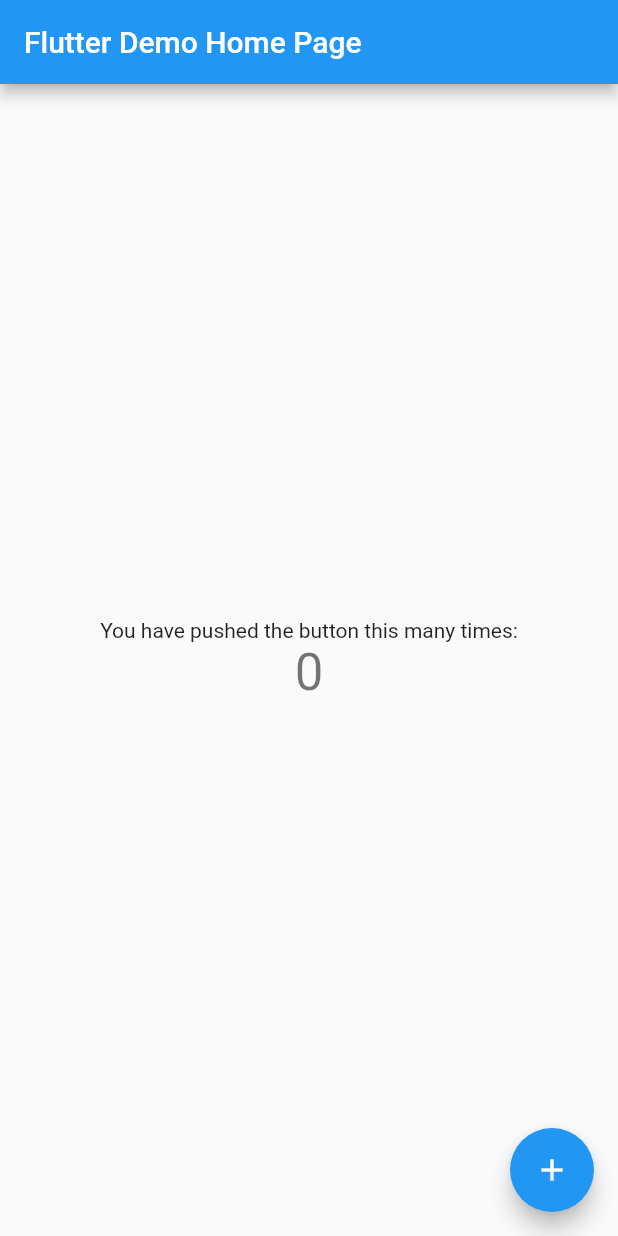
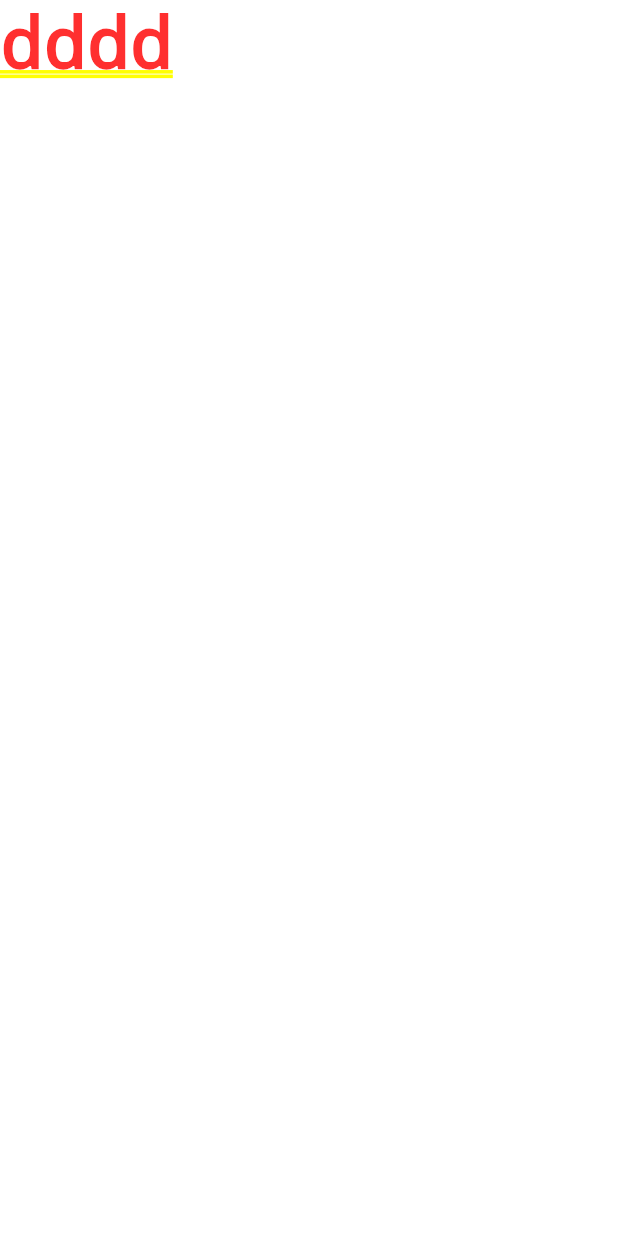
Before and after one commit to gyeongseokKang/tictok_clone, a Flutter app: the screen it shows after launch, on a phone screen of 412 x 824 dp. Run offline on Flutter 3.47's test engine with Material 2 defaults, Android fonts, the phone set to English and light mode, and no system bars.

Commit message:
chore : 기본 셋팅

```diff
--- a/lib/main.dart
+++ b/lib/main.dart
@@ -1,115 +1,22 @@
 import 'package:flutter/material.dart';
 
 void main() {
-  runApp(const MyApp());
+  runApp(const TiktokApp());
 }
 
-class MyApp extends StatelessWidget {
-  const MyApp({super.key});
+class TiktokApp extends StatelessWidget {
+  const TiktokApp({super.key});
 
   // This widget is the root of your application.
   @override
   Widget build(BuildContext context) {
     return MaterialApp(
-      title: 'Flutter Demo',
-      theme: ThemeData(
-        // This is the theme of your application.
-        //
-        // Try running your application with "flutter run". You'll see the
-        // application has a blue toolbar. Then, without quitting the app, try
-        // changing the primarySwatch below to Colors.green and then invoke
-        // "hot reload" (press "r" in the console where you ran "flutter run",
-        // or simply save your changes to "hot reload" in a Flutter IDE).
-        // Notice that the counter didn't reset back to zero; the application
-        // is not restarted.
-        primarySwatch: Colors.blue,
-      ),
-      home: const MyHomePage(title: 'Flutter Demo Home Page'),
-    );
+        title: 'Flutter Demo',
+        theme: ThemeData(
+          primaryColor: const Color(0xFFE9435A),
+        ),
+        home: Container(
+          child: const Text("dddd"),
+        ));
   }
 }
-
-class MyHomePage extends StatefulWidget {
-  const MyHomePage({super.key, required this.title});
-
-  // This widget is the home page of your application. It is stateful, meaning
-  // that it has a State object (defined below) that contains fields that affect
-  // how it looks.
-
-  // This class is the configuration for the state. It holds the values (in this
-  // case the title) provided by the parent (in this case the App widget) and
-  // used by the build method of the State. Fields in a Widget subclass are
-  // always marked "final".
-
-  final String title;
-
-  @override
-  State<MyHomePage> createState() => _MyHomePageState();
-}
-
-class _MyHomePageState extends State<MyHomePage> {
-  int _counter = 0;
-
-  void _incrementCounter() {
-    setState(() {
-      // This call to setState tells the Flutter framework that something has
-      // changed in this State, which causes it to rerun the build method below
-      // so that the display can reflect the updated values. If we changed
-      // _counter without calling setState(), then the build method would not be
-      // called again, and so nothing would appear to happen.
-      _counter++;
-    });
-  }
-
-  @override
-  Widget build(BuildContext context) {
-    // This method is rerun every time setState is called, for instance as done
-    // by the _incrementCounter method above.
-    //
-    // The Flutter framework has been optimized to make rerunning build methods
-    // fast, so that you can just rebuild anything that needs updating rather
-    // than having to individually change instances of widgets.
-    return Scaffold(
-      appBar: AppBar(
-        // Here we take the value from the MyHomePage object that was created by
-        // the App.build method, and use it to set our appbar title.
-        title: Text(widget.title),
-      ),
-      body: Center(
-        // Center is a layout widget. It takes a single child and positions it
-        // in the middle of the parent.
-        child: Column(
-          // Column is also a layout widget. It takes a list of children and
-          // arranges them vertically. By default, it sizes itself to fit its
-          // children horizontally, and tries to be as tall as its parent.
-          //
-          // Invoke "debug painting" (press "p" in the console, choose the
-          // "Toggle Debug Paint" action from the Flutter Inspector in Android
-          // Studio, or the "Toggle Debug Paint" command in Visual Studio Code)
-          // to see the wireframe for each widget.
-          //
-          // Column has various properties to control how it sizes itself and
-          // how it positions its children. Here we use mainAxisAlignment to
-          // center the children vertically; the main axis here is the vertical
-          // axis because Columns are vertical (the cross axis would be
-          // horizontal).
-          mainAxisAlignment: MainAxisAlignment.center,
-          children: <Widget>[
-            const Text(
-              'You have pushed the button this many times:',
-            ),
-            Text(
-              '$_counter',
-              style: Theme.of(context).textTheme.headlineMedium,
-            ),
-          ],
-        ),
-      ),
-      floatingActionButton: FloatingActionButton(
-        onPressed: _incrementCounter,
-        tooltip: 'Increment',
-        child: const Icon(Icons.add),
-      ), // This trailing comma makes auto-formatting nicer for build methods.
-    );
-  }
-}
```
Also changed, not shown: lib/constants/gaps.dart (added, +67 -0 lines), lib/constants/sizes.dart (added, +31 -0 lines), 1 other file.
